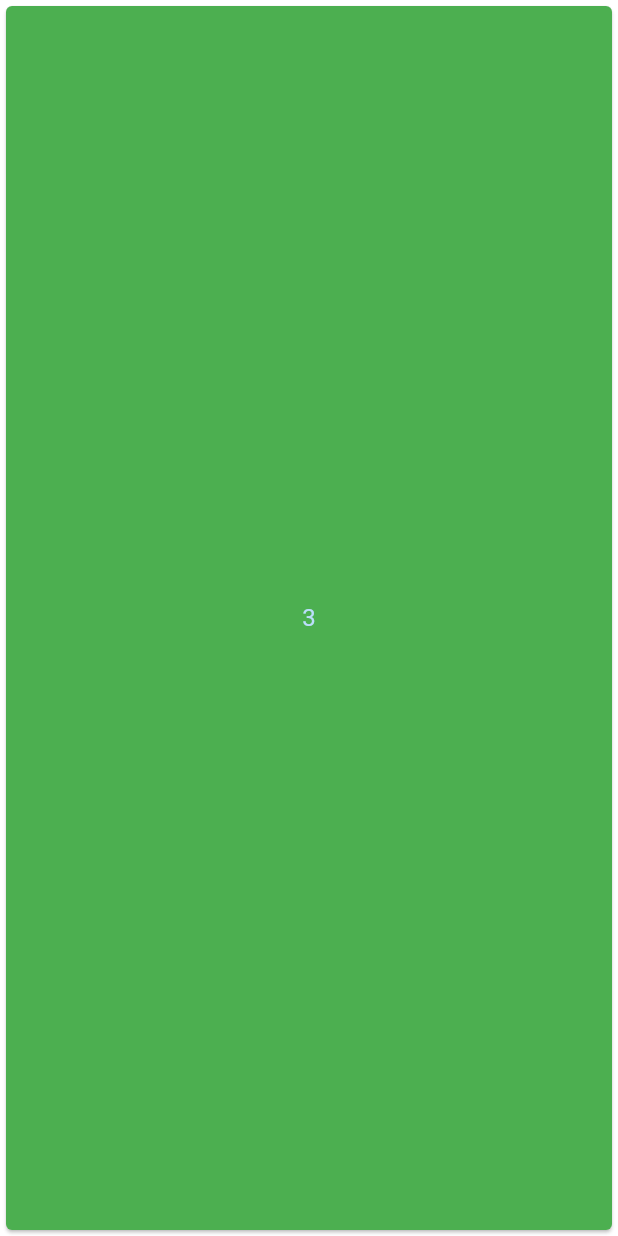
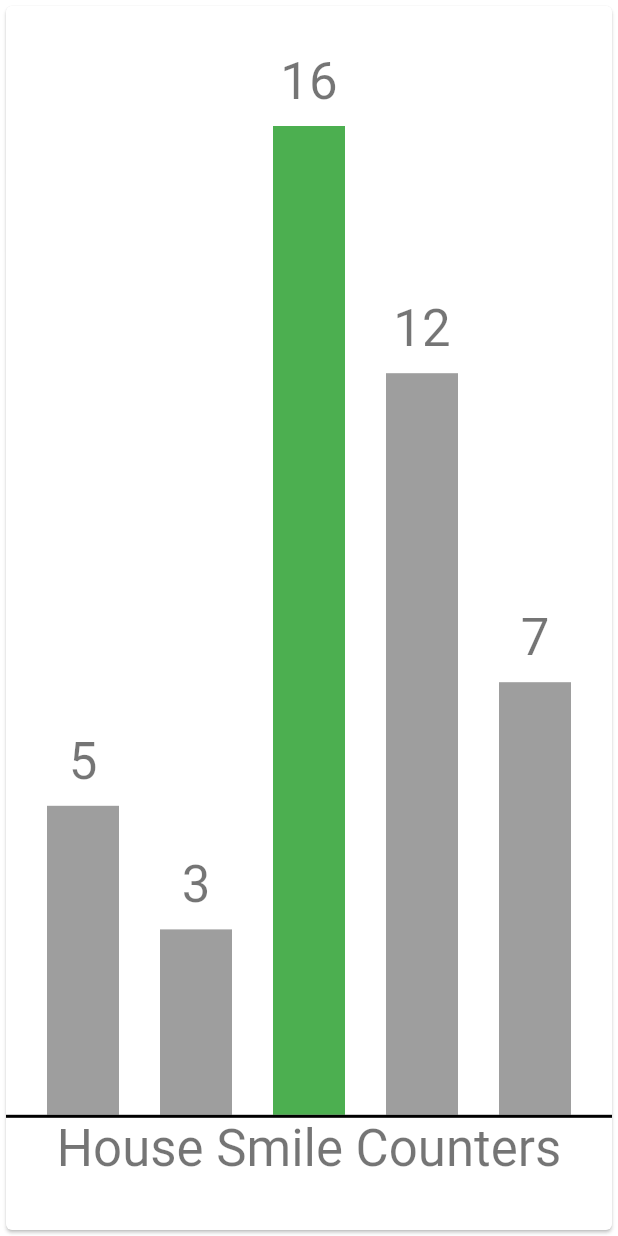
Before and after one commit to mario-arduini/filos, a Flutter app: the screen it shows after launch, on a phone screen of 412 x 824 dp. Run offline on Flutter 3.47's test engine with Material 2 defaults, Android fonts, the phone set to English and light mode, and no system bars; our stand-ins replace camera, cloud_firestore, equatable, photo_view; missing offline and left inert: firebase, firebase_ml_vision; accounts and stored records are empty.

Commit message:
gamification graph there

```diff
--- a/filos/lib/gamification_page.dart
+++ b/filos/lib/gamification_page.dart
@@ -1,16 +1,83 @@
+import 'package:filos/main.dart';
 import 'package:flutter/material.dart';
+import 'dart:math';
+
+var counts = [5, 3,16,12,7];
 
 class GamificationPage extends StatelessWidget {
   @override
   Widget build(BuildContext context) {
     return Card(
-      color: Colors.green,
-      child: Center(
-        child: CircleAvatar(
-          backgroundColor: Colors.green,
-          child: Text('3'),
-        ),
+      child: Column(
+        //mainAxisAlignment: MainAxisAlignment.spaceAround,
+        crossAxisAlignment: CrossAxisAlignment.end,
+        children: <Widget>[
+          Row(
+            mainAxisAlignment: MainAxisAlignment.spaceEvenly,
+            crossAxisAlignment: CrossAxisAlignment.end,
+            children : listMyWidgets(context),
+          ),
+          Column(
+            mainAxisAlignment: MainAxisAlignment.spaceAround,
+            children: <Widget>[
+              Center(
+                child: Container(
+                  color: Colors.black,
+                  height: 2.0,
+                ),
+              ),
+              Text(
+                'House Smile Counters',
+                style: Theme.of(context).textTheme.display1,
+              )
+            ],
+          ),
+        ],
       ),
     );
   }
 }
+
+List<Widget> listMyWidgets(context) {
+  List<Widget> list = new List();
+  for (var count in counts) {
+    list.add(new Column(
+      mainAxisAlignment: MainAxisAlignment.spaceEvenly,
+      children: <Widget>[
+        Container(
+          margin: EdgeInsets.only(top: 30),
+          child: Text(
+            count.toString(),
+            style: Theme.of(context).textTheme.display1,
+          ),
+        ),
+        Center(
+          child: getBar(count, context),
+        ),
+      ],
+    ),);
+  }
+
+  return list;
+}
+
+Container getBar(count, context) {
+  if (count == counts.reduce(max)) {
+    return new Container(
+      alignment: Alignment.bottomCenter,
+      margin: EdgeInsets.only(top: 10),
+      color: Colors.green,
+      width: 48.0,
+      height: MediaQuery.of(context).size.height * 0.8,
+    );
+  }
+  else {
+    return new Container(
+      alignment: Alignment.bottomCenter,
+      margin: EdgeInsets.only(top: 10),
+      color: Colors.grey,
+      width: 48.0,
+      height: MediaQuery.of(context).size.height * 0.8 * count / counts.reduce(max),
+    );
+  }
+}
```
